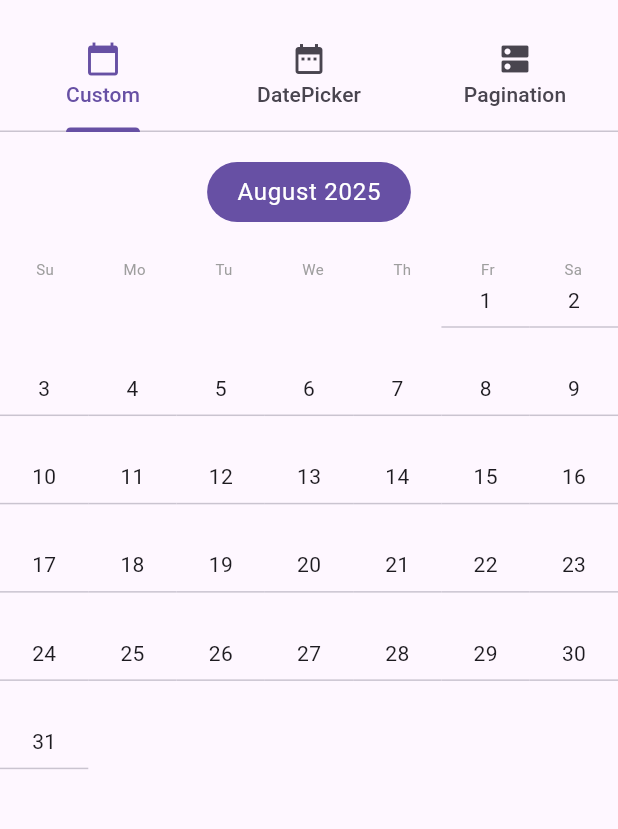
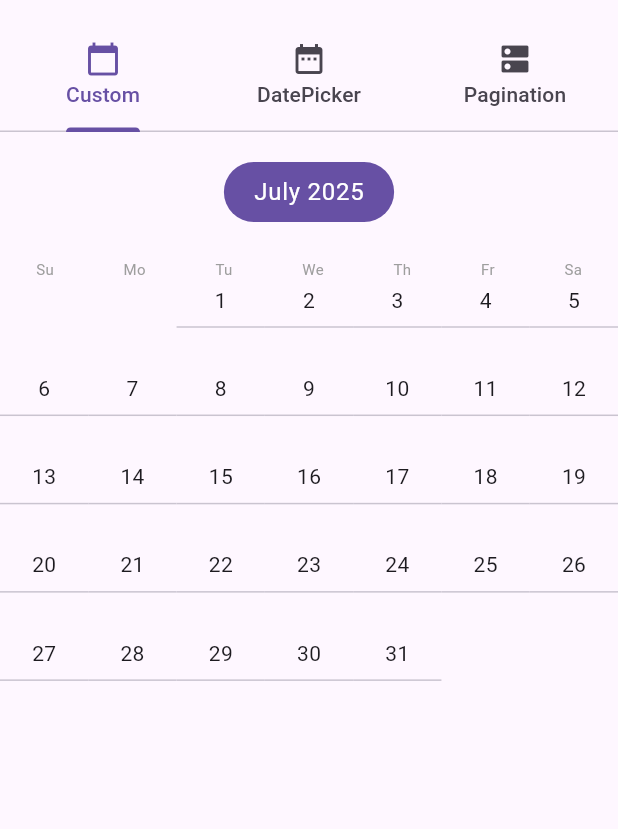
Before and after one commit to casvanluijtelaar/paged_vertical_calendar, a Flutter app: the screen it shows after launch, on a phone screen of 412 x 824 dp, the part 63-892 px from its top. Run offline on Flutter 3.47's test engine with Material 3 defaults, Android fonts, the phone set to English and light mode, and no system bars; our stand-ins replace infinite_scroll_pagination.

```diff
--- a/lib/utils/date_utils.dart
+++ b/lib/utils/date_utils.dart
@@ -14,13 +14,14 @@ abstract class DateUtils {
 
     // if this is not the first month in this calendar then calculate a new
     // start date for this month
-    if (monthPage > 0) {
+    if (monthPage > 1) {
+      final offset = monthPage - 1;
       if (up) {
-        // fetsch up: month will be subtructed
-        startDate = DateTime(startDate.year, startDate.month - monthPage, 1);
+        // fetch up: month will be subtracted
+        startDate = DateTime(startDate.year, startDate.month - offset, 1);
       } else {
         // fetch down: month will be added
-        startDate = DateTime(startDate.year, startDate.month + monthPage, 1);
+        startDate = DateTime(startDate.year, startDate.month + offset, 1);
       }
     }
 
```
